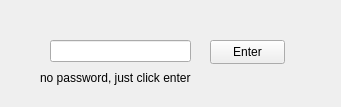
belalzahran/CS_Project2_TheApplicants, file CollegeTouring/login.ui: the form before one commit.
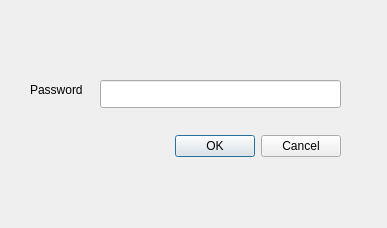
The form after the commit.

Commit message: fix admin and login

Diff of the .ui file:
```diff
--- a/CollegeTouring/login.ui
+++ b/CollegeTouring/login.ui
@@ -6,8 +6,8 @@
    <rect>
     <x>0</x>
     <y>0</y>
-    <width>341</width>
-    <height>107</height>
+    <width>387</width>
+    <height>228</height>
    </rect>
   </property>
   <property name="windowTitle">
@@ -16,40 +16,43 @@
   <widget class="QLineEdit" name="lineEdit">
    <property name="geometry">
     <rect>
-     <x>50</x>
-     <y>40</y>
-     <width>141</width>
-     <height>22</height>
+     <x>100</x>
+     <y>80</y>
+     <width>241</width>
+     <height>28</height>
     </rect>
    </property>
    <property name="echoMode">
     <enum>QLineEdit::Password</enum>
    </property>
   </widget>
-  <widget class="QPushButton" name="pushButton">
-   <property name="geometry">
-    <rect>
-     <x>210</x>
-     <y>40</y>
-     <width>75</width>
-     <height>24</height>
-    </rect>
-   </property>
-   <property name="text">
-    <string>Enter</string>
-   </property>
-  </widget>
   <widget class="QLabel" name="label">
    <property name="geometry">
     <rect>
-     <x>40</x>
-     <y>70</y>
-     <width>191</width>
-     <height>16</height>
+     <x>30</x>
+     <y>80</y>
+     <width>101</width>
+     <height>20</height>
     </rect>
    </property>
    <property name="text">
-    <string>no password, just click enter</string>
+    <string>Password</string>
+   </property>
+  </widget>
+  <widget class="QDialogButtonBox" name="buttonBox">
+   <property name="geometry">
+    <rect>
+     <x>0</x>
+     <y>130</y>
+     <width>341</width>
+     <height>32</height>
+    </rect>
+   </property>
+   <property name="orientation">
+    <enum>Qt::Horizontal</enum>
+   </property>
+   <property name="standardButtons">
+    <set>QDialogButtonBox::Cancel|QDialogButtonBox::Ok</set>
    </property>
   </widget>
  </widget>
```
Left out of the diff: 2 changed lines with no effect on the pictures. The commit also changes 11 other files.
